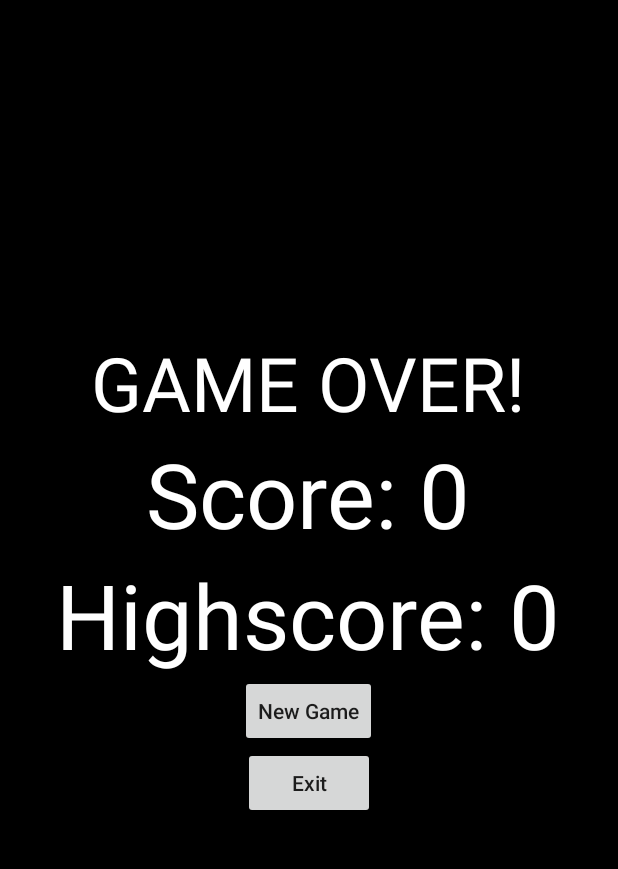
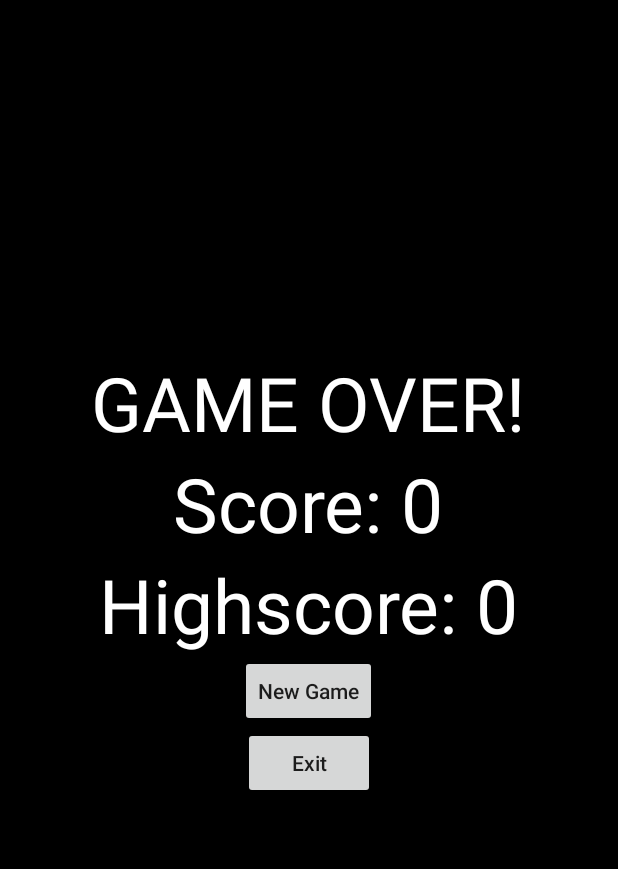
Before and after one commit to Darrenhal/GameHub, an Android app: the SnakeGameOver screen opened directly, with no data from a screen before it, on a phone screen of 412 x 824 dp, the part 84-953 px from its top. Run offline under Robolectric (Android 15) with nearby library versions, the phone set to English and light mode, and no system bars; 2 statements that could not run were skipped.

```diff
--- a/app/src/main/res/layout/activity_snake_gameover.xml
+++ b/app/src/main/res/layout/activity_snake_gameover.xml
@@ -21,7 +21,7 @@
         android:layout_width="wrap_content"
         android:layout_height="wrap_content"
         android:text=""
-        android:textSize="60sp"
+        android:textSize="50sp"
         android:textColor="#FFFFFF"/>
 
     <TextView
@@ -29,7 +29,7 @@
         android:layout_width="wrap_content"
         android:layout_height="wrap_content"
         android:text=""
-        android:textSize="60sp"
+        android:textSize="50sp"
         android:textColor="#FFFFFF"/>
 
     <Button
```
Also changed, not shown: app/src/main/java/com/gamehub/Snake/SnakeEngine.java (+7 -5 lines).
